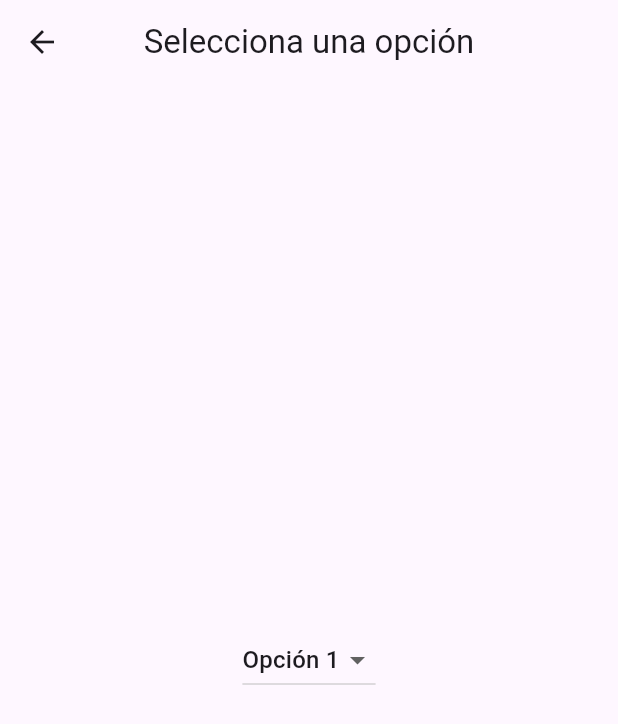
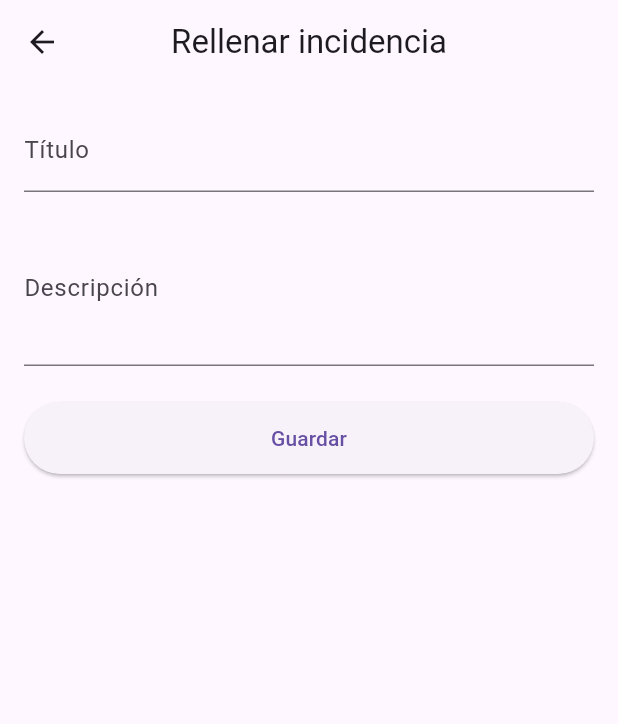
Before and after one commit to NewDavidon/natural_crisis_map, a Flutter app: the MapScreen screen opened by its route, after a tap on the "keyboard control" icon, on a phone screen of 412 x 824 dp. Shown: the top 724 px of the screen. Run offline on Flutter 3.47's test engine with Material 3 defaults, Android fonts, the light colour scheme and no system bars; our stand-ins replace cloud_firestore, firebase_auth, firebase_core, flutter_map, flutter_svg, latlong2; accounts and stored records are empty.

Commit message:
21-05-2025

```diff
--- a/lib/main.dart
+++ b/lib/main.dart
@@ -9,7 +9,7 @@ import 'screens/forgot_password_screen.dart';
 import 'screens/home_screen.dart';
 import 'screens/map_screen.dart';
 import 'screens/new_incident_screen.dart';
-import 'screens/filters_screen.dart';
+import 'screens/incident_entry_screen.dart';
 
 void main() async {
   // Asegura que Flutter esté inicializado antes de llamar a código asíncrono
@@ -40,7 +40,7 @@ class MyApp extends StatelessWidget {
         //'/home'            : (ctx) => HomeScreen(),
         '/map'             : (ctx) => const MapScreen(),
         //'/new-incident'    : (ctx) => const NewIncidentScreen(),
-          '/filters'         : (ctx) => const FiltersScreen(),
+          '/filters'         : (ctx) => const IncidentEntryScreen(),
       },
     );
   }
--- a/lib/screens/filters_screen.dart
+++ /dev/null
@@ -1,39 +0,0 @@
-import 'package:flutter/material.dart';
-
-class FiltersScreen extends StatefulWidget {
-  const FiltersScreen({Key? key}) : super(key: key);
-
-  @override
-  State<FiltersScreen> createState() => _FiltersScreenState();
-}
-
-class _FiltersScreenState extends State<FiltersScreen> {
-  String _selectedOption = 'opcion1';
-
-  @override
-  Widget build(BuildContext context) {
-    return Scaffold(
-      appBar: AppBar(
-        title: const Text('Selecciona una opción'),
-        centerTitle: true,
-      ),
-      body: Center(
-        child: DropdownButton<String>(
-          value: _selectedOption,
-          items: const [
-            DropdownMenuItem(value: 'opcion1', child: Text('Opción 1')),
-            DropdownMenuItem(value: 'opcion2', child: Text('Opción 2')),
-            DropdownMenuItem(value: 'opcion3', child: Text('Opción 3')),
-          ],
-          onChanged: (value) {
-            if (value != null) {
-              setState(() {
-                _selectedOption = value;
-              });
-            }
-          },
-        ),
-      ),
-    );
-  }
-}
--- /dev/null
+++ b/lib/screens/incident_entry_screen.dart
@@ -0,0 +1,77 @@
+// lib/screens/incident_entry_screen.dart
+
+import 'package:flutter/material.dart';
+import '../services/pending_incidents_service.dart';
+
+class IncidentEntryScreen extends StatefulWidget {
+  const IncidentEntryScreen({Key? key}) : super(key: key);
+
+  @override
+  State<IncidentEntryScreen> createState() => _IncidentEntryScreenState();
+}
+
+class _IncidentEntryScreenState extends State<IncidentEntryScreen> {
+  final _formKey   = GlobalKey<FormState>();
+  final _titleCtrl = TextEditingController();
+  final _descCtrl  = TextEditingController();
+
+  @override
+  void dispose() {
+    _titleCtrl.dispose();
+    _descCtrl.dispose();
+    super.dispose();
+  }
+
+  void _saveIncident() {
+    if (!_formKey.currentState!.validate()) return;
+    PendingIncidentsService.instance.add(
+      titulo: _titleCtrl.text.trim(),
+      descripcion: _descCtrl.text.trim(),
+    );
+    ScaffoldMessenger.of(context).showSnackBar(
+      const SnackBar(content: Text('Incidencia guardada en borrador')),
+    );
+    Navigator.pop(context);
+  }
+
+  @override
+  Widget build(BuildContext context) {
+    return Scaffold(
+      appBar: AppBar(
+        title: const Text('Rellenar incidencia'),
+        centerTitle: true,
+      ),
+      body: Padding(
+        padding: const EdgeInsets.all(16),
+        child: Form(
+          key: _formKey,
+          child: Column(
+            children: [
+              TextFormField(
+                controller: _titleCtrl,
+                decoration: const InputDecoration(labelText: 'Título'),
+                validator: (v) =>
+                    (v == null || v.isEmpty) ? 'Obligatorio' : null,
+              ),
+              const SizedBox(height: 12),
+              TextFormField(
+                controller: _descCtrl,
+                decoration: const InputDecoration(labelText: 'Descripción'),
+                maxLines: 3,
+              ),
+              const SizedBox(height: 24),
+              SizedBox(
+                width: double.infinity,
+                height: 48,
+                child: ElevatedButton(
+                  onPressed: _saveIncident,
+                  child: const Text('Guardar'),
+                ),
+              ),
+            ],
+          ),
+        ),
+      ),
+    );
+  }
+}
--- /dev/null
+++ b/lib/services/pending_incidents_service.dart
@@ -0,0 +1,34 @@
+// lib/services/pending_incidents_service.dart
+
+import 'package:uuid/uuid.dart';
+import '../models/incidencia.dart';
+
+/// Servicio singleton para guardar incidencias en un vector temporal.
+class PendingIncidentsService {
+  PendingIncidentsService._();
+  static final instance = PendingIncidentsService._();
+
+  final List<Incidencia> _pending = [];
+  final _uuid = const Uuid();
+
+  /// Añade una incidencia con título y descripción. Lat/lng y userId se completarán después.
+  void add({required String titulo, required String descripcion}) {
+    _pending.add(
+      Incidencia(
+        id: _uuid.v4(),
+        titulo: titulo,
+        descripcion: descripcion,
+        lat: 0.0,
+        lng: 0.0,
+        fecha: DateTime.now(),
+        userId: 'pending',
+      ),
+    );
+  }
+
+  /// Devuelve la lista inmutable de incidencias pendientes.
+  List<Incidencia> get all => List.unmodifiable(_pending);
+
+  /// Limpia todas las incidencias pendientes (opcional).
+  void clear() => _pending.clear();
+}
```
Also changed, not shown: 1 other file.
